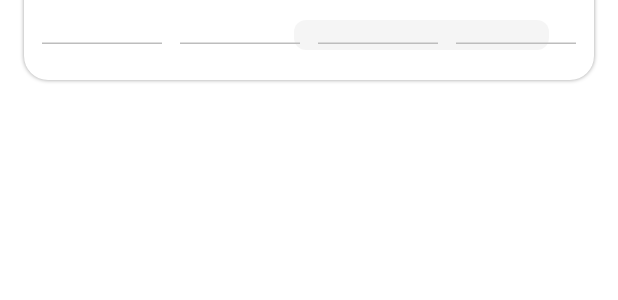
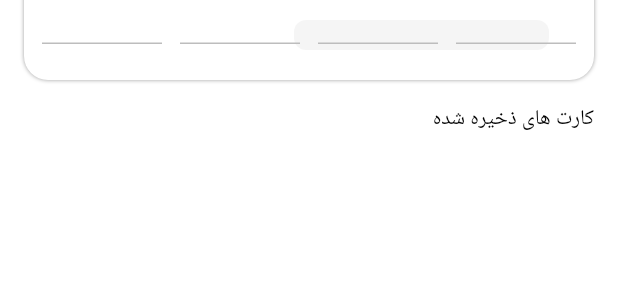
Before and after one commit to ashoj79/insurance_map, a Flutter app: the BankCardsScreen widget shown alone on an empty page, opened directly, on a phone screen of 412 x 824 dp. Shown: the part 244-544 px from the top of the screen. Run offline on Flutter 3.47's test engine with Material 3 defaults, Android fonts, the phone set to English and light mode, and no system bars; our stand-ins replace bloc, carousel_slider, dio, flutter_bloc, flutter_map, get_it and 5 more; missing offline and left inert: flutter_map_marker_popup, persian_datetime_picker, uni_links3; network calls fail.

Commit message:
implement bank cards

```diff
--- a/lib/data/remote/api_service/bank_api_service.dart
+++ b/lib/data/remote/api_service/bank_api_service.dart
@@ -6,6 +6,8 @@ class BankApiService {
 
   Future<Response<dynamic>> getBanks() async => await _dio.get('banks');
 
+  Future<Response<dynamic>> getPaymentUrl() async => await _dio.get('users/bank-cards/activate');
+
   Future<Response<dynamic>> saveCard(String number) async {
     FormData data = FormData.fromMap({'number': number});
     return await _dio.post('users/bank-cards', data: data);
--- /dev/null
+++ b/lib/data/remote/model/card_payment_info.dart
@@ -0,0 +1,9 @@
+class CardPaymentInfo {
+  final String link, message;
+  final int amount;
+
+  CardPaymentInfo.fromJson(Map<String, dynamic> data)
+      : link = data['payment_url'],
+        amount = data['amount'],
+        message = data['message'] ?? '';
+}
--- a/lib/screens/bank_cards/bank_cards_screen.dart
+++ b/lib/screens/bank_cards/bank_cards_screen.dart
@@ -1,11 +1,18 @@
+import 'dart:async';
 import 'dart:math';
 
+import 'package:flutter/cupertino.dart';
 import 'package:flutter/material.dart';
+import 'package:flutter/widgets.dart';
 import 'package:flutter_bloc/flutter_bloc.dart';
+import 'package:insurance_map/core/app_navigator.dart';
 import 'package:insurance_map/core/widget/show_snackbar.dart';
 import 'package:insurance_map/core/widget/wait_alert_dialog.dart';
 import 'package:insurance_map/data/local/models/card_info.dart';
+import 'package:insurance_map/data/remote/model/card_payment_info.dart';
 import 'package:insurance_map/screens/bank_cards/bloc/bank_cards_bloc.dart';
+import 'package:uni_links3/uni_links.dart';
+import 'package:url_launcher/url_launcher.dart';
 
 class BankCardsScreen extends StatefulWidget {
   const BankCardsScreen({super.key});
@@ -24,14 +31,28 @@ class _BankCardsScreenState extends State<BankCardsScreen> {
       focusNode3 = FocusNode(),
       focusNode4 = FocusNode();
   final CardInfo info = CardInfo();
+  final List<String> savedCards = [];
 
   BuildContext? _alertContext;
+
+  late StreamSubscription _linkSub;
 
   @override
   void initState() {
     super.initState();
 
     BlocProvider.of<BankCardsBloc>(context).add(BankCardsGetBanks());
+
+    _linkSub = linkStream.listen((event) {
+      // AppNavigator.pop();
+      BlocProvider.of<BankCardsBloc>(context).add(BankCardsSubmit());
+    });
+  }
+
+  @override
+  void dispose() {
+    super.dispose();
+    _linkSub.cancel();
   }
 
   @override
@@ -60,7 +81,8 @@ class _BankCardsScreenState extends State<BankCardsScreen> {
         }
 
         if (state is BankCardSaved) {
-          showSnackBar(context, 'کارت بانکی شما ذخیره شد');
+          showSnackBar(context, 'کارت بانکی شما ذخیره شد. در صورت تمایل می توانید کارت دیگری ثبت کنید');
+          savedCards.add('${controller1.text} ${controller2.text} ${controller3.text} ${controller4.text}');
           controller1.clear();
           controller2.clear();
           controller3.clear();
@@ -70,6 +92,12 @@ class _BankCardsScreenState extends State<BankCardsScreen> {
             info.reset();
           });
         }
+
+        if (state is BankCardsDone) {
+          AppNavigator.pop();
+        }
+
+        if (state is BankCardsOpenGateway) _showAlertDialog(state.info);
       },
       child: Padding(
         padding: const EdgeInsets.all(16),
@@ -92,6 +120,7 @@ class _BankCardsScreenState extends State<BankCardsScreen> {
                         child: SizedBox(
                           height: 72,
                           child: Row(
+                            textDirection: TextDirection.ltr,
                             mainAxisAlignment: MainAxisAlignment.start,
                             children: [
                               if (info.logo.isNotEmpty)
@@ -229,7 +258,19 @@ class _BankCardsScreenState extends State<BankCardsScreen> {
                     ],
                   ),
                 )),
-            const Expanded(child: SizedBox()),
+            const SizedBox(height: 16),
+            const Align(
+              alignment: Alignment.centerRight,
+                child: Text('کارت های ذخیره شده')),
+            Expanded(child: SingleChildScrollView(
+              padding: EdgeInsets.symmetric(vertical: 16),
+              child: Column(
+                children: savedCards.map<Widget>((e) => Padding(
+                  padding: const EdgeInsets.all(8.0),
+                  child: Text(e, style: TextStyle(fontSize: 18), textDirection: TextDirection.ltr,),
+                )).toList(),
+              ),
+            )),
             OutlinedButton(
                 style: OutlinedButton.styleFrom(
                     minimumSize: const Size(double.infinity, 48)),
@@ -243,6 +284,33 @@ class _BankCardsScreenState extends State<BankCardsScreen> {
           ],
         ),
       ),
+    );
+  }
+
+  _showAlertDialog(CardPaymentInfo info) {
+    showDialog(
+      context: context,
+      builder: (context) {
+        return Directionality(
+          textDirection: TextDirection.rtl,
+          child: AlertDialog(
+            title: const Text(''),
+            content: Text(
+              'به بی‌مرزان خوش آمدید. شما می‌توانید اعتبار خود را به مبلغ ${info.amount} تومان شارژ کنید.'
+            ),
+            actions: [
+              TextButton(onPressed: (){
+                Navigator.of(context).pop();
+                launchUrl(Uri.parse(info.link), mode: LaunchMode.externalApplication);
+              }, child: const Text('تائید')),
+              TextButton(onPressed: (){
+                Navigator.of(context).pop();
+                AppNavigator.pop();
+              }, child: const Text('فعلا نه'))
+            ],
+          ),
+        );
+      },
     );
   }
 
--- a/lib/screens/bank_cards/bloc/bank_cards_state.dart
+++ b/lib/screens/bank_cards/bloc/bank_cards_state.dart
@@ -18,3 +18,10 @@ class BankCardsUpdateCard extends BankCardsState {
 }
 
 class BankCardSaved extends BankCardsState {}
+
+class BankCardsOpenGateway extends BankCardsState {
+  final CardPaymentInfo info;
+  BankCardsOpenGateway(this.info);
+}
+
+class BankCardsDone extends BankCardsState {}
```
Also changed, not shown: lib/repo/bank_repository.dart (+12 -0 lines), lib/screens/bank_cards/bloc/bank_cards_bloc.dart (+19 -0 lines), 1 other file.
